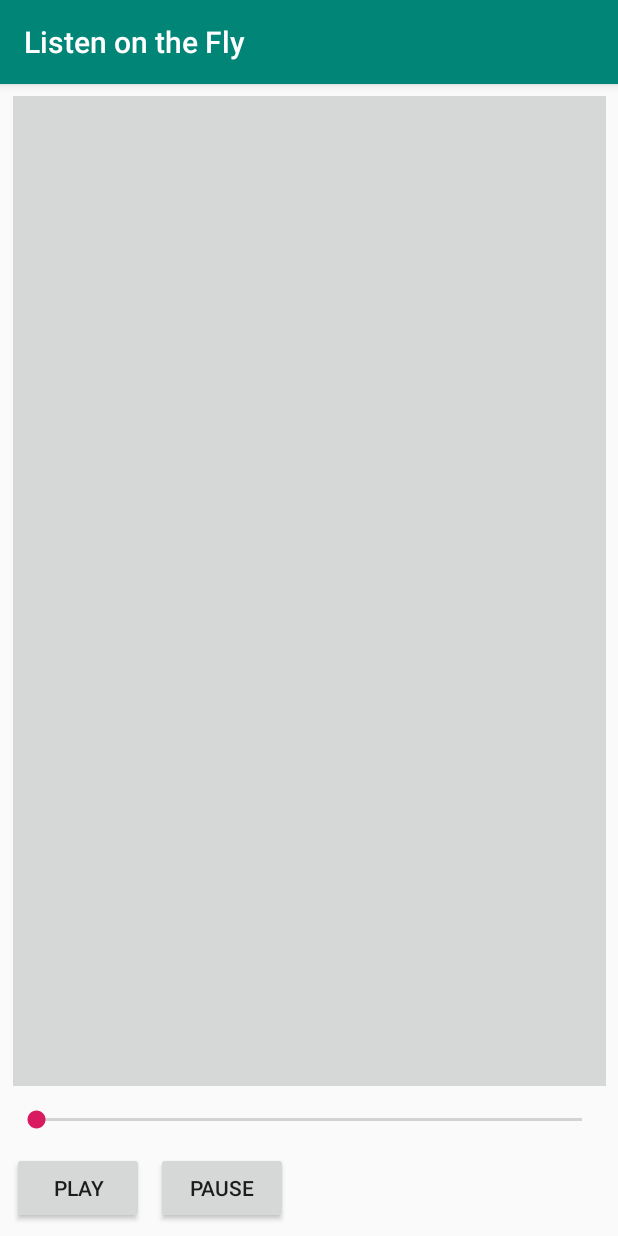
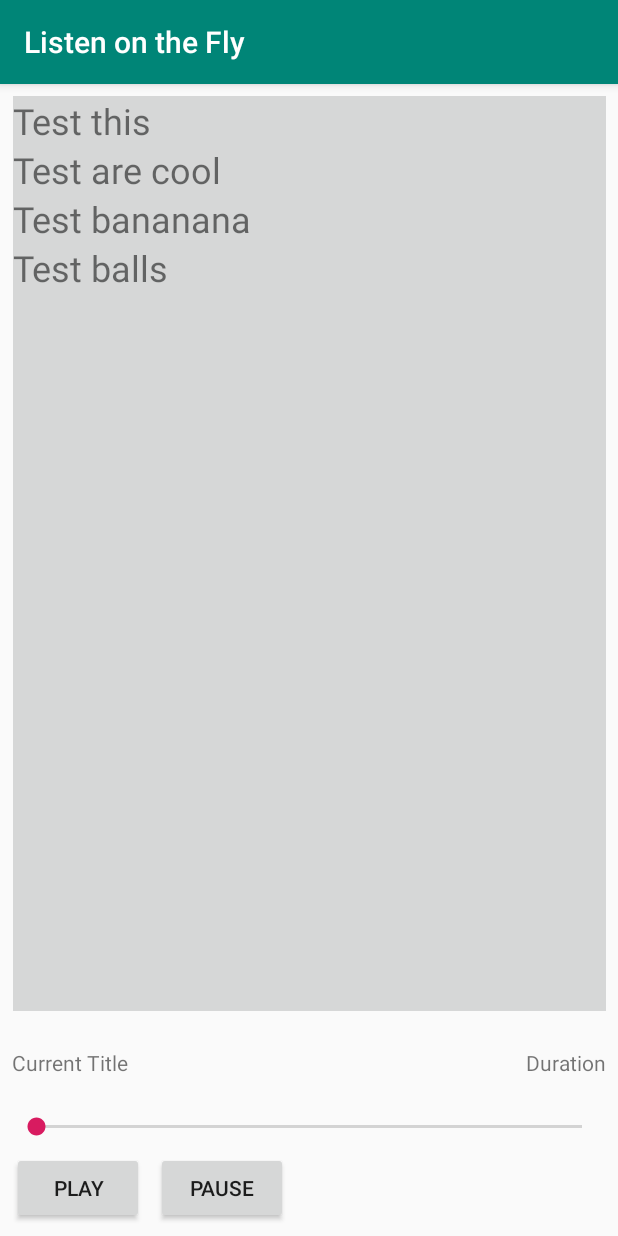
Before and after one commit to mossumossu/ListenontheFly, an Android app: the screen it shows after launch (MainActivity), on a phone screen of 412 x 824 dp. Run offline under Robolectric (Android 15) with nearby library versions, the phone set to English and light mode, and no system bars.

Commit message:
misc ui changes, start of recycler onclick

```diff
--- a/app/src/main/java/com/example/listenonthefly/MainActivity.java
+++ b/app/src/main/java/com/example/listenonthefly/MainActivity.java
@@ -13,6 +13,7 @@ import android.view.View;
 import android.view.ViewGroup;
 import android.widget.Button;
 import android.widget.SeekBar;
+import android.widget.TextView;
 
 import java.util.ArrayList;
 import java.util.List;
@@ -23,6 +24,8 @@ public class MainActivity extends AppCompatActivity {
 
     // royalty free music from bensound.com, for testing
     public static final int MEDIA_RES_ID = R.raw.bensoundtheelevatorbossanova;
+
+    public int currentSongId = 0;
 
     private PlayerAdapter mPlayerAdapter;
     private SeekBar mSeekBar;
@@ -81,16 +84,19 @@ public class MainActivity extends AppCompatActivity {
 
     // read user music directory, use adapter to populate recyclerview
     private void initRecycler(){
-
         songListItem test1 = new songListItem("Test this");
         songListItem test2 = new songListItem("Test are cool");
         songListItem test3 = new songListItem("Test bananana");
         songListItem test4 = new songListItem("Test balls");
 
-        ItemAdapater adpater = new ItemAdapater(songs);
-        mRecycler.setAdapter(adpater);
+        songs.add(test1);
+        songs.add(test2);
+        songs.add(test3);
+        songs.add(test4);
+
+        ItemAdapter adapter = new ItemAdapter(songs);
+        mRecycler.setAdapter(adapter);
         mRecycler.setLayoutManager(new LinearLayoutManager(this));
-
     }
 
     private void initSeekbar(){
@@ -159,18 +165,16 @@ public class MainActivity extends AppCompatActivity {
         }
     }
 
-    public class ItemAdapater extends RecyclerView.Adapter<ItemAdapater.ViewHolder>{
-
+    public class ItemAdapter extends RecyclerView.Adapter<ItemAdapter.ViewHolder>{
         private List<songListItem> songs;
 
-        public ItemAdapater(List<songListItem> inputSongs) {
+        public ItemAdapter(List<songListItem> inputSongs) {
             this.songs = inputSongs;
         }
 
         @NonNull
         @Override
         public ViewHolder onCreateViewHolder(@NonNull ViewGroup parent, int i) {
-
             Context context = parent.getContext();
             LayoutInflater inflater = LayoutInflater.from(context);
 
@@ -178,11 +182,16 @@ public class MainActivity extends AppCompatActivity {
 
             ViewHolder viewHolder = new ViewHolder(itemView);
             return viewHolder;
-
         }
 
         @Override
-        public void onBindViewHolder(@NonNull ItemAdapater.ViewHolder viewHolder, int i) {
+        public void onBindViewHolder(@NonNull ItemAdapter.ViewHolder viewHolder, int i) {
+            songListItem item = songs.get(i);
+
+            TextView tvTitle = viewHolder.tvTitle;
+            tvTitle.setText(item.getTitle());
+
+            // expand as needed for other properties
 
         }
 
@@ -193,9 +202,21 @@ public class MainActivity extends AppCompatActivity {
 
         public class ViewHolder extends RecyclerView.ViewHolder{
 
+            public TextView tvTitle;
+
 
             public ViewHolder(@NonNull View itemView) {
                 super(itemView);
+
+                tvTitle = (TextView) itemView.findViewById(R.id.tvTitle);
+
+                itemView.setOnClickListener(new View.OnClickListener(){
+                    @Override
+                    public void onClick(View v){
+                        currentSongId = mRecycler.getChildAdapterPosition(v);
+                        Log.d(TAG, "ViewHolder onClick: complete");
+                    }
+                });
             }
         }
     }
--- a/app/src/main/res/layout/activity_main.xml
+++ b/app/src/main/res/layout/activity_main.xml
@@ -33,7 +33,7 @@
         android:layout_marginStart="8dp"
         android:layout_marginTop="8dp"
         android:layout_marginEnd="8dp"
-        android:layout_marginBottom="100dp"
+        android:layout_marginBottom="150dp"
         android:background="?attr/colorButtonNormal"
         app:layout_constraintBottom_toBottomOf="parent"
         app:layout_constraintEnd_toEndOf="parent"
@@ -45,12 +45,34 @@
         android:layout_width="0dp"
         android:layout_height="wrap_content"
         android:layout_marginStart="8dp"
-        android:layout_marginTop="8dp"
         android:layout_marginEnd="8dp"
         android:layout_marginBottom="8dp"
         app:layout_constraintBottom_toTopOf="@+id/btnPlay"
         app:layout_constraintEnd_toEndOf="parent"
+        app:layout_constraintStart_toStartOf="parent" />
+
+    <TextView
+        android:id="@+id/tvCurrentTitle"
+        android:layout_width="wrap_content"
+        android:layout_height="wrap_content"
+        android:layout_marginStart="8dp"
+        android:layout_marginTop="8dp"
+        android:layout_marginBottom="8dp"
+        android:text="Current Title"
+        app:layout_constraintBottom_toTopOf="@+id/seekBar"
         app:layout_constraintStart_toStartOf="parent"
         app:layout_constraintTop_toBottomOf="@+id/recyclerView" />
 
+    <TextView
+        android:id="@+id/tvCurrentDuration"
+        android:layout_width="wrap_content"
+        android:layout_height="wrap_content"
+        android:layout_marginTop="8dp"
+        android:layout_marginEnd="8dp"
+        android:layout_marginBottom="8dp"
+        android:text="Duration"
+        app:layout_constraintBottom_toTopOf="@+id/seekBar"
+        app:layout_constraintEnd_toEndOf="parent"
+        app:layout_constraintTop_toBottomOf="@+id/recyclerView" />
+
 </android.support.constraint.ConstraintLayout>
--- a/app/src/main/res/layout/songlistitem.xml
+++ b/app/src/main/res/layout/songlistitem.xml
@@ -1,11 +1,13 @@
 <?xml version="1.0" encoding="utf-8"?>
-<LinearLayout
-    xmlns:android="http://schemas.android.com/apk/res/android" android:layout_width="match_parent"
-    android:layout_height="match_parent">
+<LinearLayout xmlns:android="http://schemas.android.com/apk/res/android"
+    android:layout_width="match_parent"
+    android:layout_height="wrap_content">
 
     <TextView
-        android:id="@+id/title"
+        android:id="@+id/tvTitle"
         android:layout_width="wrap_content"
         android:layout_height="wrap_content"
-        android:layout_weight="1" />
+        android:layout_weight="1"
+        android:text="Title"
+        android:textSize="24sp" />
 </LinearLayout>
```
